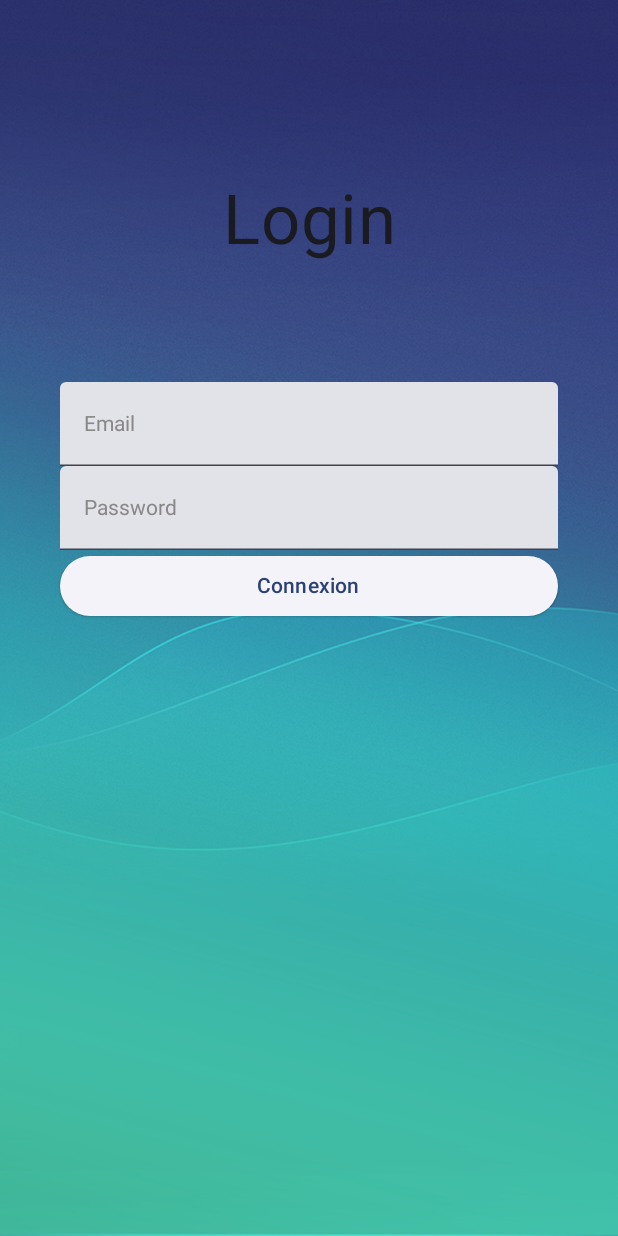
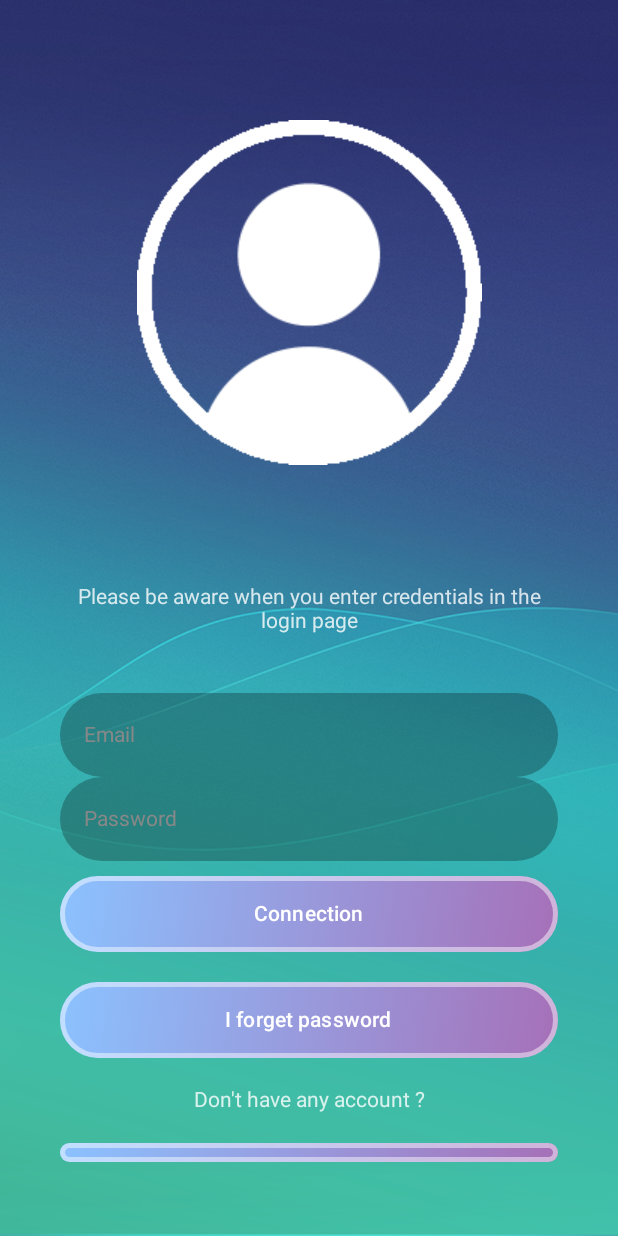
Before and after one commit to Chocolaterie/AndroidTP_2311, an Android app built with Jetpack Compose: the screen it shows after launch (LoginActivity), on a phone screen of 412 x 824 dp. Run offline under Robolectric (Android 15) with nearby library versions, the phone set to English and light mode, and no system bars.

Commit message:
Peaufiner et localization

```diff
--- a/app/src/main/java/com/example/tpfilrouge/LoginActivity.kt
+++ b/app/src/main/java/com/example/tpfilrouge/LoginActivity.kt
@@ -4,23 +4,32 @@ import android.os.Bundle
 import androidx.activity.ComponentActivity
 import androidx.activity.compose.setContent
 import androidx.activity.enableEdgeToEdge
+import androidx.compose.foundation.BorderStroke
 import androidx.compose.foundation.Image
+import androidx.compose.foundation.background
 import androidx.compose.foundation.layout.Box
 import androidx.compose.foundation.layout.Column
+import androidx.compose.foundation.layout.PaddingValues
+import androidx.compose.foundation.layout.Spacer
 import androidx.compose.foundation.layout.fillMaxSize
 import androidx.compose.foundation.layout.fillMaxWidth
 import androidx.compose.foundation.layout.padding
 import androidx.compose.material3.Button
+import androidx.compose.material3.ButtonDefaults
 import androidx.compose.material3.ElevatedButton
 import androidx.compose.material3.ElevatedCard
 import androidx.compose.material3.Scaffold
 import androidx.compose.material3.Text
 import androidx.compose.material3.TextField
 import androidx.compose.runtime.Composable
+import androidx.compose.ui.Alignment
 import androidx.compose.ui.Modifier
+import androidx.compose.ui.graphics.Brush
 import androidx.compose.ui.graphics.Color
+import androidx.compose.ui.input.pointer.motionEventSpy
 import androidx.compose.ui.layout.ContentScale
 import androidx.compose.ui.res.painterResource
+import androidx.compose.ui.res.stringResource
 import androidx.compose.ui.text.TextStyle
 import androidx.compose.ui.text.style.TextAlign
 import androidx.compose.ui.tooling.preview.Preview
@@ -29,6 +38,7 @@ import androidx.compose.ui.unit.sp
 import com.example.tpfilrouge.ui.theme.TpFilRougeTheme
 import com.example.tpfilrouge.R
 import com.example.tpfilrouge.ui.theme.EniBackgroundPage
+import com.example.tpfilrouge.ui.theme.EniButton
 import com.example.tpfilrouge.ui.theme.EniTextField
 
 class LoginActivity : ComponentActivity() {
@@ -47,19 +57,29 @@ fun LoginActivityPage() {
         Scaffold(modifier = Modifier.fillMaxSize()) { innerPadding ->
             Box(modifier = Modifier.padding(innerPadding)) {
                 EniBackgroundPage()
-                Column(modifier = Modifier.padding(40.dp)) {
-                    Text(
-                        text = "Login", textAlign = TextAlign.Center,
-                        fontSize = 46.sp,
-                        modifier = Modifier
-                            .fillMaxWidth()
-                            .padding(vertical = 80.dp)
+                Column(
+                    horizontalAlignment = Alignment.CenterHorizontally,
+                    modifier = Modifier.padding(40.dp)) {
+                    Image(
+                        painter = painterResource(id=R.drawable.login_user),
+                        contentDescription = "Logo Login",
+                        modifier = Modifier.padding(vertical = 40.dp))
+                    Text(text = stringResource(R.string.aware_login),
+                        modifier = Modifier.padding(vertical = 40.dp),
+                        textAlign = TextAlign.Center,
+                        style = TextStyle(color = Color(0xCCFFFFFF))
                     )
-                    EniTextField("Email")
-                    EniTextField("Password")
-                    ElevatedButton(onClick = {}, modifier = Modifier.fillMaxWidth()) {
-                        Text(text = "Connexion")
-                    }
+                    EniTextField(stringResource(R.string.email))
+                    EniTextField(stringResource(R.string.password))
+                    EniButton(stringResource(R.string.connection))
+                    EniButton(stringResource(R.string.forget_password))
+                    Spacer(modifier = Modifier.weight(1f))
+                    Text(text = stringResource(R.string.dont_account),
+                        modifier = Modifier.padding(vertical = 10.dp),
+                        textAlign = TextAlign.Center,
+                        style = TextStyle(color = Color(0xCCFFFFFF))
+                    )
+                    EniButton(stringResource(R.string.register_now))
                 }
             }
         }
--- a/app/src/main/java/com/example/tpfilrouge/ResetPasswordActivity.kt
+++ b/app/src/main/java/com/example/tpfilrouge/ResetPasswordActivity.kt
@@ -18,6 +18,7 @@ import androidx.compose.ui.text.style.TextAlign
 import androidx.compose.ui.tooling.preview.Preview
 import androidx.compose.ui.unit.dp
 import androidx.compose.ui.unit.sp
+import com.example.tpfilrouge.ui.theme.EniButton
 import com.example.tpfilrouge.ui.theme.EniTextField
 import com.example.tpfilrouge.ui.theme.TpFilRougeTheme
 
@@ -46,9 +47,7 @@ fun ResetPasswordActivityPage() {
                             .padding(vertical = 80.dp)
                     )
                     EniTextField("Email")
-                    ElevatedButton(onClick = {}, modifier = Modifier.fillMaxWidth()) {
-                        Text(text = "Envoyer le lien de récupération")
-                    }
+                    EniButton("Envoyer le lien de récupération")
                 }
             }
         }
--- a/app/src/main/java/com/example/tpfilrouge/SignUpActivity.kt
+++ b/app/src/main/java/com/example/tpfilrouge/SignUpActivity.kt
@@ -18,6 +18,7 @@ import androidx.compose.ui.text.style.TextAlign
 import androidx.compose.ui.tooling.preview.Preview
 import androidx.compose.ui.unit.dp
 import androidx.compose.ui.unit.sp
+import com.example.tpfilrouge.ui.theme.EniButton
 import com.example.tpfilrouge.ui.theme.EniTextField
 import com.example.tpfilrouge.ui.theme.TpFilRougeTheme
 
@@ -51,9 +52,7 @@ fun SignUpActivityPage() {
                     EniTextField("City Code")
                     EniTextField("City")
                     EniTextField("Phone Number")
-                    ElevatedButton(onClick = {}, modifier = Modifier.fillMaxWidth()) {
-                        Text(text = "Sign In")
-                    }
+                    EniButton("Sign Up")
                 }
             }
         }
--- a/app/src/main/java/com/example/tpfilrouge/ui/theme/AppTheme.kt
+++ b/app/src/main/java/com/example/tpfilrouge/ui/theme/AppTheme.kt
@@ -1,16 +1,28 @@
 package com.example.tpfilrouge.ui.theme
 
+import androidx.compose.foundation.BorderStroke
 import androidx.compose.foundation.Image
+import androidx.compose.foundation.background
+import androidx.compose.foundation.layout.Box
+import androidx.compose.foundation.layout.PaddingValues
 import androidx.compose.foundation.layout.fillMaxSize
 import androidx.compose.foundation.layout.fillMaxWidth
+import androidx.compose.foundation.layout.padding
+import androidx.compose.foundation.shape.RoundedCornerShape
+import androidx.compose.material3.Button
+import androidx.compose.material3.ButtonDefaults
 import androidx.compose.material3.Text
 import androidx.compose.material3.TextField
+import androidx.compose.material3.TextFieldDefaults
 import androidx.compose.runtime.Composable
+import androidx.compose.ui.Alignment
 import androidx.compose.ui.Modifier
+import androidx.compose.ui.graphics.Brush
 import androidx.compose.ui.graphics.Color
 import androidx.compose.ui.layout.ContentScale
 import androidx.compose.ui.res.painterResource
 import androidx.compose.ui.text.TextStyle
+import androidx.compose.ui.unit.dp
 import com.example.tpfilrouge.R
 
 class AppTheme {
@@ -22,9 +34,41 @@ fun HintText(label : String){
 }
 
 @Composable
+fun EniButton(label: String){
+    Button(onClick = {},
+        border = BorderStroke(3.dp, Color(0x77FFFFFF)),
+        modifier = Modifier.fillMaxWidth()
+            .padding(vertical = 10.dp),
+        contentPadding = PaddingValues(),
+        colors = ButtonDefaults.buttonColors(
+            containerColor = Color.Transparent
+        )
+    ) {
+        Box(contentAlignment = Alignment.Center,
+            modifier =
+            Modifier.background(brush = Brush.linearGradient(listOf(
+                Color(0xFF8BC2FF),
+                Color(0xFFA670B8),
+            )))
+                .fillMaxWidth()
+                .padding(vertical = 15.dp)
+        ) {
+            Text(label)
+        }
+    }
+}
+
+@Composable
 fun EniTextField(label : String){
     TextField(value = "", onValueChange = {}, modifier = Modifier.fillMaxWidth(),
-        placeholder = { HintText(label) })
+        placeholder = { HintText(label) },
+        colors = TextFieldDefaults.colors(
+            unfocusedContainerColor = Color(0x44000000),
+            unfocusedIndicatorColor = Color.Transparent,
+            focusedIndicatorColor = Color.Transparent
+        ),
+        shape = RoundedCornerShape(40.dp)
+    )
 }
 
 @Composable
--- a/app/src/main/res/values/strings.xml
+++ b/app/src/main/res/values/strings.xml
@@ -2,4 +2,11 @@
     <string name="app_name">TpFilRouge</string>
     <string name="title_activity_sign_up">SignUpActivity</string>
     <string name="title_activity_reset_password">ResetPasswordActivity</string>
+    <string name="aware_login">Please be aware when you enter credentials in the login page</string>
+    <string name="email">Email</string>
+    <string name="password">Password</string>
+    <string name="connection">Connection</string>
+    <string name="forget_password">I forget password</string>
+    <string name="dont_account">Don\'t have any account ?</string>
+    <string name="register_now">Register Now</string>
 </resources>
```
Also changed, not shown: app/src/main/res/drawable/login_user.png (added).
